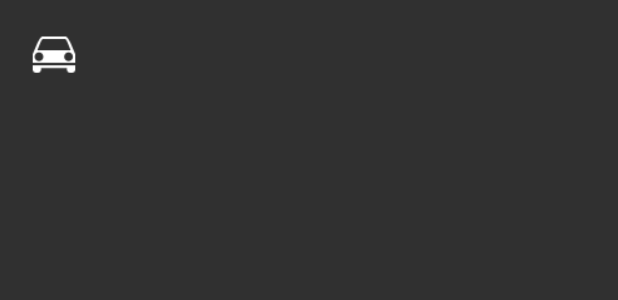
After one commit to Ethan-McGregor/ParkingLocator, an Android app: the layout car_row.xml on its own in the app's theme, with its tools: preview values and no code run, on a phone screen of 412 x 824 dp. The commit adds this screen. Shown: the top 300 px of the screen. Run offline under Robolectric (Android 15) with nearby library versions, the phone set to English and light mode, and no system bars.

Commit message:
Changed FAB icons and allowed navigation via maps app

```diff
--- a/app/src/main/java/parkinglocator/jeva/washington/edu/parkinglocator/FindActivity.java
+++ b/app/src/main/java/parkinglocator/jeva/washington/edu/parkinglocator/FindActivity.java
@@ -1,12 +1,16 @@
 package parkinglocator.jeva.washington.edu.parkinglocator;
 
 import android.content.Intent;
+import android.location.Location;
+import android.net.Uri;
 import android.os.Bundle;
+import android.support.design.widget.FloatingActionButton;
 import android.support.v4.app.FragmentTransaction;
 import android.support.v7.app.ActionBar;
 import android.support.v7.app.AppCompatActivity;
 import android.support.v7.widget.Toolbar;
 import android.util.Log;
+import android.view.View;
 
 public class FindActivity extends AppCompatActivity {
     private String lat;
@@ -46,6 +50,5 @@ public class FindActivity extends AppCompatActivity {
         mf.setArguments(data);
         tx.replace(R.id.fragment_placeholder, mf);
         tx.commit();
-
     }
 }
--- a/app/src/main/res/layout/activity_find.xml
+++ b/app/src/main/res/layout/activity_find.xml
@@ -46,7 +46,7 @@
         android:layout_marginBottom="@dimen/fab_margin"
         android:layout_marginRight="@dimen/fab_margin"
         android:layout_marginEnd="@dimen/fab_margin"
-        android:src="@android:drawable/ic_menu_mylocation"
+        android:src="@drawable/ic_action_navigate"
         app:borderWidth="0dp"
         app:elevation="6dp"
         app:pressedTranslationZ="12dp"
--- a/app/src/main/res/layout/activity_main.xml
+++ b/app/src/main/res/layout/activity_main.xml
@@ -49,7 +49,7 @@
         android:layout_marginBottom="@dimen/fab_margin"
         android:layout_marginRight="@dimen/fab_margin"
         android:layout_marginEnd="@dimen/fab_margin"
-        android:src="@android:drawable/ic_menu_mylocation"
+        android:src="@drawable/ic_action_car"
         app:borderWidth="0dp"
         app:elevation="6dp"
         app:pressedTranslationZ="12dp"
--- /dev/null
+++ b/app/src/main/res/layout/car_row.xml
@@ -0,0 +1,34 @@
+<?xml version="1.0" encoding="utf-8"?>
+<LinearLayout
+    xmlns:android="http://schemas.android.com/apk/res/android"
+    xmlns:app="http://schemas.android.com/apk/res-auto"
+    android:orientation="horizontal"
+    android:layout_width="match_parent"
+    android:layout_height="72dp">
+    <ImageView
+        android:id="@+id/imageView"
+        android:layout_width="40dp"
+        android:layout_height="40dp"
+        android:layout_gravity="center_vertical"
+        android:layout_marginLeft="16dp"
+        android:src="@drawable/ic_action_car"/>
+    <LinearLayout
+        android:layout_width="wrap_content"
+        android:layout_height="wrap_content"
+        android:orientation="vertical"
+        android:layout_marginLeft="16dp"
+        android:layout_marginRight="16dp"
+        android:layout_gravity="center_vertical">
+        <TextView
+            android:id="@+id/text1"
+            android:layout_width="wrap_content"
+            android:layout_height="wrap_content"
+            android:layout_gravity="center_vertical"
+            style="@style/Base.TextAppearance.AppCompat.Subhead"/>
+        <TextView
+            android:id="@+id/text2"
+            android:layout_width="wrap_content"
+            android:layout_height="wrap_content"
+            android:layout_gravity="center_vertical" />
+    </LinearLayout>
+</LinearLayout>
```
Also changed, not shown: app/src/main/java/parkinglocator/jeva/washington/edu/parkinglocator/InfoFragment.java (+52 -27 lines), app/src/main/java/parkinglocator/jeva/washington/edu/parkinglocator/MapFragment.java (+17 -3 lines), app/src/main/res/layout/fragment_info.xml (+7 -4 lines), app/src/main/res/drawable-hdpi/ic_action_car.png (added), app/src/main/res/drawable-hdpi/ic_action_navigate.png (added), app/src/main/res/drawable-mdpi/ic_action_car.png (added), app/src/main/res/drawable-mdpi/ic_action_navigate.png (added), app/src/main/res/drawable-xhdpi/ic_action_car.png (added), app/src/main/res/drawable-xhdpi/ic_action_navigate.png (added), app/src/main/res/drawable-xxhdpi/ic_action_car.png (added), app/src/main/res/drawable-xxhdpi/ic_action_navigate.png (added), app/src/main/res/drawable-xxxhdpi/ic_action_car.png (added), app/src/main/res/drawable-xxxhdpi/ic_action_navigate.png (added).
